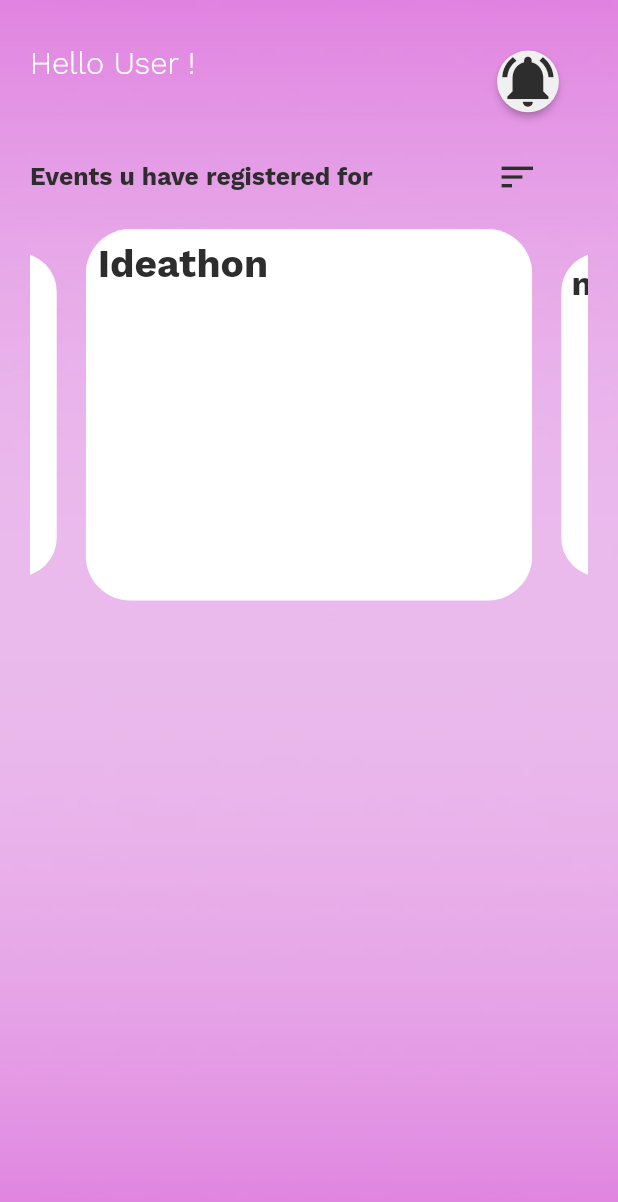
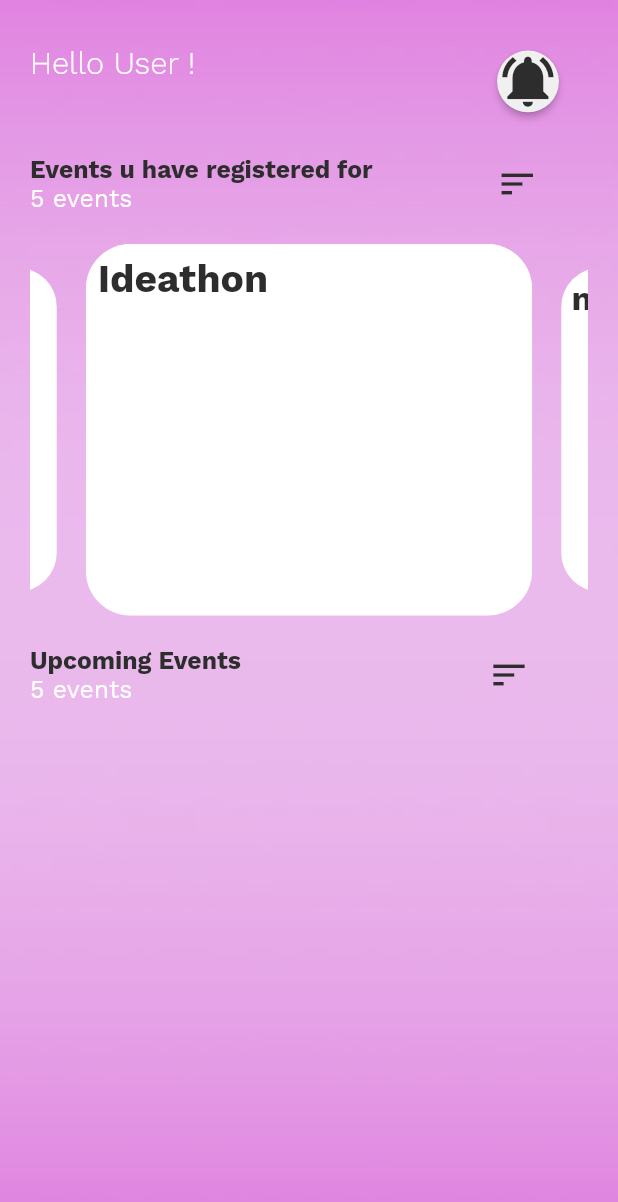
Before and after one commit to micvitc/Events-App, a Flutter app: the HomeScreen screen opened directly, on a phone screen of 412 x 824 dp. Shown: the top 1202 px of the screen. Run offline on Flutter 3.47's test engine with Material 2 defaults, Android fonts, the phone set to English and light mode, and no system bars; drawn by our look-alikes of carousel_slider; our stand-ins replace google_fonts.

Commit message:
total UI fix for -03/09

```diff
--- a/mic_event_notifier/lib/HomeScreen.dart
+++ b/mic_event_notifier/lib/HomeScreen.dart
@@ -4,6 +4,7 @@ import 'package:flutter/material.dart';
 import 'package:google_fonts/google_fonts.dart';
 import 'main.dart';
 import 'loginpage.dart';
+int slider_event = eventname.length;
 final List<String> imgList = [
   'https://images.unsplash.com/photo-1520342868574-5fa3804e551c?ixlib=rb-0.3.5&ixid=eyJhcHBfaWQiOjEyMDd9&s=6ff92caffcdd63681a35134a6770ed3b&auto=format&fit=crop&w=1951&q=80',
   'https://images.unsplash.com/photo-1522205408450-add114ad53fe?ixlib=rb-0.3.5&ixid=eyJhcHBfaWQiOjEyMDd9&s=368f45b0888aeb0b7b08e3a1084d3ede&auto=format&fit=crop&w=1950&q=80',
@@ -107,6 +108,10 @@ class _HomeScreenState extends State<HomeScreen> {
                       SizedBox(height: MediaQuery.of(context).size.width*0.05,),
                       Row(
                         children: [
+                          Column(
+                            mainAxisAlignment: MainAxisAlignment.start,
+                            crossAxisAlignment: CrossAxisAlignment.start,
+                            children:[
                               Text('Events u have registered for',
                               textAlign: TextAlign.left,
                               style: GoogleFonts.workSans(
@@ -114,6 +119,17 @@ class _HomeScreenState extends State<HomeScreen> {
                                   fontSize: MediaQuery.of(context).size.width*0.04,
                                   fontWeight: FontWeight.bold
                               ),
+                            ),
+                              Text(
+                                '$slider_event events',
+                                textAlign: TextAlign.left,
+                                style: GoogleFonts.workSans(
+                                  color: Colors.white,
+                                  fontSize: MediaQuery.of(context).size.width*0.04,
+                                  fontWeight: FontWeight.w400,
+                                ),
+                              )
+                           ]
                           ),
                           SizedBox(width: MediaQuery.of(context).size.width*0.2),
                           Align(
@@ -139,7 +155,44 @@ class _HomeScreenState extends State<HomeScreen> {
                           items: imageSliders,
                         ),
                       ),
-                      EventsCard()
+                      SizedBox(height: MediaQuery.of(context).size.height*0.025),
+                      Row(
+                        children: [
+                          Column(
+                              mainAxisAlignment: MainAxisAlignment.start,
+                              crossAxisAlignment: CrossAxisAlignment.start,
+                              children:[
+                                Text('Upcoming Events',
+                                  textAlign: TextAlign.left,
+                                  style: GoogleFonts.workSans(
+                                      color: bfont,
+                                      fontSize: MediaQuery.of(context).size.width*0.04,
+                                      fontWeight: FontWeight.bold
+                                  ),
+                                ),
+                                Text(
+                                  '$slider_event events',
+                                  textAlign: TextAlign.left,
+                                  style: GoogleFonts.workSans(
+                                    color: Colors.white,
+                                    fontSize: MediaQuery.of(context).size.width*0.04,
+                                    fontWeight: FontWeight.w400,
+                                  ),
+                                )
+                              ]
+                          ),
+                          SizedBox(width: MediaQuery.of(context).size.width*0.4),
+                          Align(
+                            alignment: Alignment.centerRight,
+                            child: Icon(
+                              Icons.sort_sharp,
+                              color: bfont,
+                              size: 28,
+                            ),
+                          )
+                        ],
+                      ),
+                      EventCard()
                     ]
                 ),
               ),
@@ -149,21 +202,13 @@ class _HomeScreenState extends State<HomeScreen> {
 }
 
 
-class EventsCard extends StatefulWidget {
-  const EventsCard({Key? key}) : super(key: key);
-
-  @override
-  State<EventsCard> createState() => _EventsCardState();
-}
-///todo:implement scroll view and implement the tile card in scrollview
-class _EventsCardState extends State<EventsCard> {
-  @override
-  Widget build(BuildContext context) {
+///todo:design this card according to UI - for Shalini
+  Widget  EventCard() {
     return Card(
 
     );
   }
-}
+
 final List<Widget>
 imageSliders =
 eventname.map((item)
@@ -211,7 +256,7 @@ eventname.map((item)
                       height: 100,
                     ),*/
                     SizedBox(),
-                  ///todo:implement current ui for event details in slider
+                  ///todo:implement current ui for event details in slider - for Rishabh
                   /*  Row(
                       mainAxisAlignment: MainAxisAlignment.start,
                       crossAxisAlignment: CrossAxisAlignment.start,
```
Lines whose indentation alone changed are shown as unchanged.
